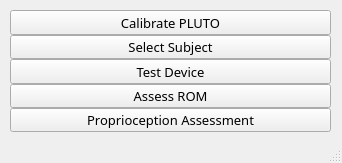
First picture: the form in ui/plutopropass.ui, repository siva82kb/pluto-assessment, before the edit.
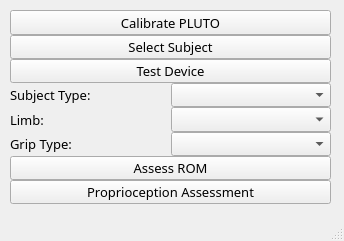
Second picture: the form after the edit.

The edit to the form file:
```diff
--- a/ui/plutopropass.ui
+++ b/ui/plutopropass.ui
@@ -6,10 +6,22 @@
    <rect>
     <x>0</x>
     <y>0</y>
-    <width>342</width>
-    <height>163</height>
+    <width>344</width>
+    <height>241</height>
    </rect>
   </property>
+  <property name="minimumSize">
+   <size>
+    <width>344</width>
+    <height>241</height>
+   </size>
+  </property>
+  <property name="maximumSize">
+   <size>
+    <width>344</width>
+    <height>241</height>
+   </size>
+  </property>
   <property name="font">
    <font>
     <family>Bahnschrift Light</family>
@@ -26,7 +38,7 @@
       <x>10</x>
       <y>10</y>
       <width>321</width>
-      <height>122</height>
+      <height>194</height>
      </rect>
     </property>
     <layout class="QVBoxLayout" name="verticalLayout">
@@ -78,6 +90,101 @@
        </property>
       </widget>
      </item>
+     <item>
+      <layout class="QHBoxLayout" name="horizontalLayout">
+       <item>
+        <widget class="QLabel" name="label">
+         <property name="text">
+          <string>Subject Type:</string>
+         </property>
+        </widget>
+       </item>
+       <item>
+        <widget class="QComboBox" name="cbSubjectType">
+         <item>
+          <property name="text">
+           <string/>
+          </property>
+         </item>
+         <item>
+          <property name="text">
+           <string>Healthy</string>
+          </property>
+         </item>
+         <item>
+          <property name="text">
+           <string>Stroke</string>
+          </property>
+         </item>
+        </widget>
+       </item>
+      </layout>
+     </item>
+     <item>
+      <layout class="QHBoxLayout" name="horizontalLayout_2">
+       <item>
+        <widget class="QLabel" name="label_2">
+         <property name="text">
+          <string>Limb:</string>
+         </property>
+        </widget>
+       </item>
+       <item>
+        <widget class="QComboBox" name="cbLimb">
+         <item>
+          <property name="text">
+           <string/>
+          </property>
+         </item>
+         <item>
+          <property name="text">
+           <string>Left</string>
+          </property>
+         </item>
+         <item>
+          <property name="text">
+           <string>Right</string>
+          </property>
+         </item>
+        </widget>
+       </item>
+      </layout>
+     </item>
+     <item>
+      <layout class="QHBoxLayout" name="horizontalLayout_3">
+       <item>
+        <widget class="QLabel" name="label_3">
+         <property name="text">
+          <string>Grip Type:</string>
+         </property>
+        </widget>
+       </item>
+       <item>
+        <widget class="QComboBox" name="cbGripType">
+         <item>
+          <property name="text">
+           <string/>
+          </property>
+         </item>
+         <item>
+          <property name="text">
+           <string>Gross</string>
+          </property>
+         </item>
+         <item>
+          <property name="text">
+           <string>Pinch</string>
+          </property>
+         </item>
+         <item>
+          <property name="text">
+           <string>Three Finger</string>
+          </property>
+         </item>
+        </widget>
+       </item>
+      </layout>
+     </item>
      <item>
       <widget class="QPushButton" name="pbRomAssess">
        <property name="font">
```
